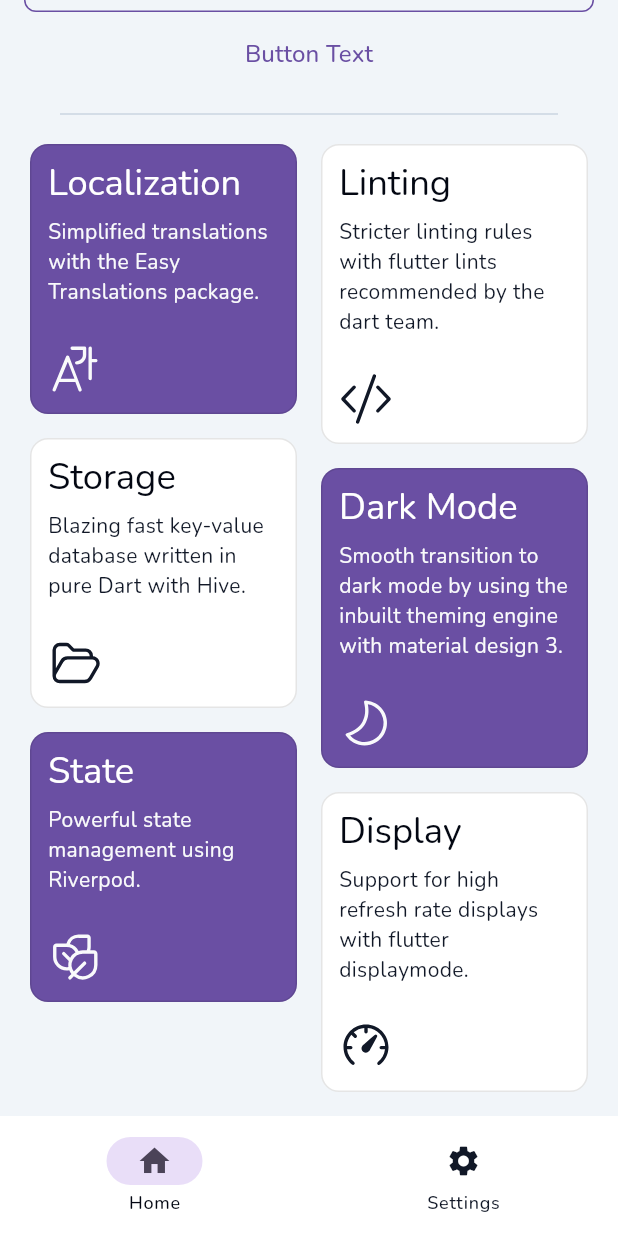
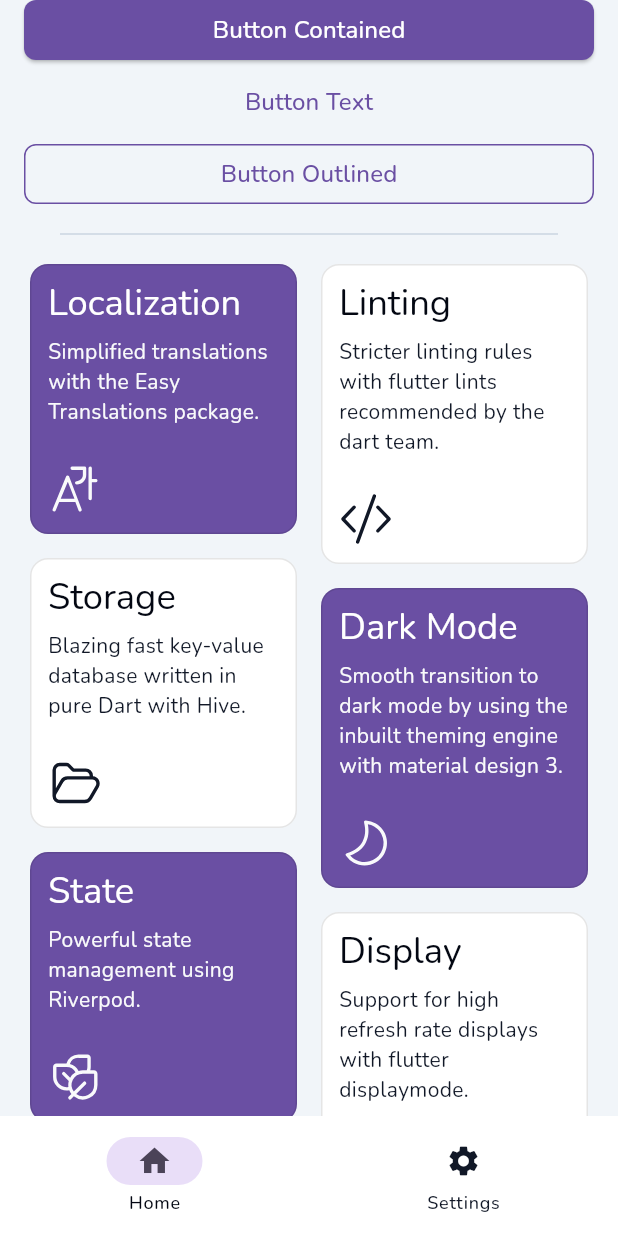
Before and after one commit to enmanuelmag/Flutter-Template, a Flutter app: the screen it shows after launch, scrolled down 576 dp, after a tap on "Button Text", on a phone screen of 412 x 824 dp. Run offline on Flutter 3.47's test engine with Material 3 defaults, Android fonts, the phone set to English and light mode, and no system bars; our stand-ins replace easy_localization, fluentui_system_icons, flutter_riverpod, go_router, hive, hive_flutter and 2 more; missing offline and left inert: flutter_displaymode; accounts and stored records are empty; generated files the repository leaves out were written again.

Commit message:
feat: add confirmation sheet

```diff
--- a/lib/ui/screens/first_screen.dart
+++ b/lib/ui/screens/first_screen.dart
@@ -137,6 +137,29 @@ class FirstScreen extends ConsumerWidget {
 
           Separator(horizontal: 24, vertical: 8),
 
+          ButtonExtended(
+            text: 'Open Confirmation Sheet',
+            onPressed: () {
+              ConfirmationSheet.show(
+                context: context,
+                title: 'Confirmation Sheet',
+                confirmText: 'Yes, confirm',
+                cancelText: 'Cancel',
+                onConfirm: () {
+                  print('Confirmed');
+                },
+                onCancel: () {
+                  print('Canceled');
+                },
+                child: const Text('Are you sure you want to confirm?',
+                    style: TextStyle(fontSize: 16)),
+              );
+            },
+            variant: ButtonVariant.contained,
+          ),
+
+          Separator(horizontal: 24, vertical: 8),
+
           InputText(
             label: 'Label',
             helperText: 'Helper Text',
@@ -157,15 +180,15 @@ class FirstScreen extends ConsumerWidget {
           ),
 
           ButtonExtended(
+            text: 'Button Text',
+            onPressed: () {},
+            variant: ButtonVariant.text,
+          ),
+
+          ButtonExtended(
             text: 'Button Outlined',
             onPressed: () {},
             variant: ButtonVariant.outlined,
-          ),
-
-          ButtonExtended(
-            text: 'Button Text',
-            onPressed: () {},
-            variant: ButtonVariant.text,
           ),
 
           Separator(horizontal: 24, vertical: 8),
--- a/lib/ui/widgets/shared/button.dart
+++ b/lib/ui/widgets/shared/button.dart
@@ -3,7 +3,7 @@ import 'package:flutter/material.dart';
 enum ButtonColor {
   red,
   green,
-  gray,
+  grey,
   orange,
   violet,
   blue,
@@ -44,53 +44,65 @@ class ButtonExtended extends StatelessWidget {
   });
 
   Text getText(BuildContext context) {
+    return Text(
+      text,
+      style: TextStyle(
+        fontSize: 16,
+        color: getTextColor(context),
+      ),
+    );
+  }
+
+  Color getTextColor(BuildContext context) {
+    Color color = Colors.white;
+
     if (variant == ButtonVariant.text || variant == ButtonVariant.outlined) {
-      return Text(
-        text,
-        style: TextStyle(
-          fontSize: 16,
-          color: disabled == true
-              ? Theme.of(context).colorScheme.primary.withOpacity(0.5)
-              : Theme.of(context).colorScheme.primary,
-        ),
-      );
-    } else {
-      return Text(
-        text,
-        style: TextStyle(
-          fontSize: 16,
-          color:
-              disabled == true ? Colors.white.withOpacity(0.5) : Colors.white,
-        ),
-      );
+      color = getColor(context);
     }
+
+    if (disabled == true) {
+      color = color.withOpacity(0.5);
+    }
+
+    return color;
   }
 
   Color getColor(BuildContext context) {
-    if (disabled == true) {
-      return Theme.of(context).colorScheme.primary.withOpacity(0.5);
-    }
+    Color colorBtn = Theme.of(context).colorScheme.primary;
 
     switch (color) {
       case ButtonColor.red:
-        return Theme.of(context).colorScheme.error;
+        colorBtn = Colors.red;
+        break;
       case ButtonColor.green:
-        return Colors.green;
-      case ButtonColor.gray:
-        return Theme.of(context).colorScheme.secondary;
+        colorBtn = Colors.green;
+        break;
+      case ButtonColor.grey:
+        colorBtn = Colors.grey;
+        break;
       case ButtonColor.orange:
-        return Colors.orange;
+        colorBtn = Colors.orange;
+        break;
       case ButtonColor.violet:
-        return Theme.of(context).colorScheme.tertiary;
+        colorBtn = Colors.purple;
+        break;
       case ButtonColor.blue:
-        return Theme.of(context).colorScheme.primary;
+        colorBtn = Colors.blue;
+        break;
       case ButtonColor.yellow:
-        return Colors.yellow;
+        colorBtn = Colors.yellow;
+        break;
       case ButtonColor.primary:
-        return Theme.of(context).colorScheme.primary;
       default:
-        return Theme.of(context).colorScheme.primary;
+        colorBtn = Theme.of(context).colorScheme.primary;
+        break;
     }
+
+    if (disabled == true) {
+      colorBtn = colorBtn.withOpacity(0.5);
+    }
+
+    return colorBtn;
   }
 
   @override
@@ -112,13 +124,19 @@ class ButtonExtended extends StatelessWidget {
 
     if (variant == ButtonVariant.text) {
       return TextButton(
-        onPressed: disabled == true ? null : onPressed,
+        onPressed: () {
+          if (disabled == true) return;
+          onPressed!();
+        },
         onLongPress: onLongPress,
         child: child,
       );
     } else if (variant == ButtonVariant.outlined) {
       return OutlinedButton(
-        onPressed: disabled == true ? null : onPressed,
+        onPressed: () {
+          if (disabled == true) return;
+          onPressed!();
+        },
         onLongPress: onLongPress,
         style: OutlinedButton.styleFrom(
           shape: borderShape,
@@ -131,7 +149,10 @@ class ButtonExtended extends StatelessWidget {
     } else {
       //apply border radios 8, to all corners
       return ElevatedButton(
-        onPressed: disabled == true ? null : onPressed,
+        onPressed: () {
+          if (disabled == true) return;
+          onPressed!();
+        },
         onLongPress: onLongPress,
         style: ElevatedButton.styleFrom(
           shape: borderShape,
--- a/lib/ui/widgets/widget.barrel.dart
+++ b/lib/ui/widgets/widget.barrel.dart
@@ -9,6 +9,7 @@ export './shared/input_text.dart';
 export './shared/select.dart';
 export './shared/text_divider.dart';
 export './shared/button.dart';
+export './shared/confirmation_sheet.dart';
 
 // First Screen
 export './first_screen/info_card.dart';
```
Also changed, not shown: lib/ui/widgets/shared/bottom_sheet_container.dart (+7 -2 lines), lib/ui/widgets/shared/confirmation_sheet.dart (added, +114 -0 lines), 1 other file.
